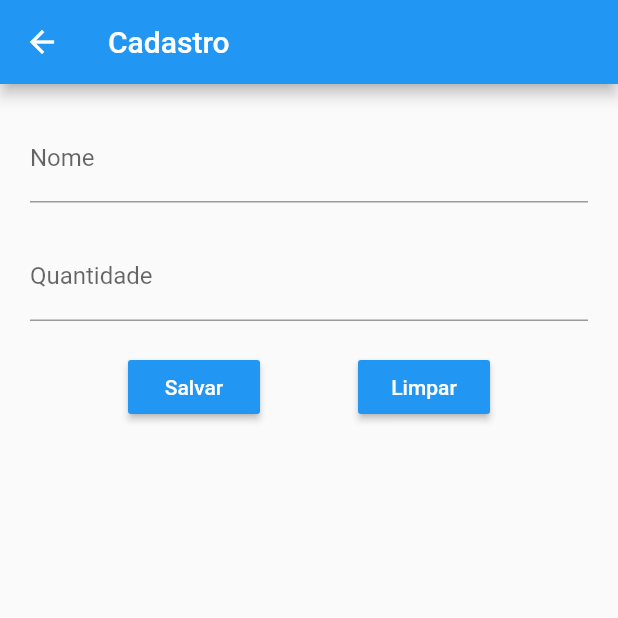
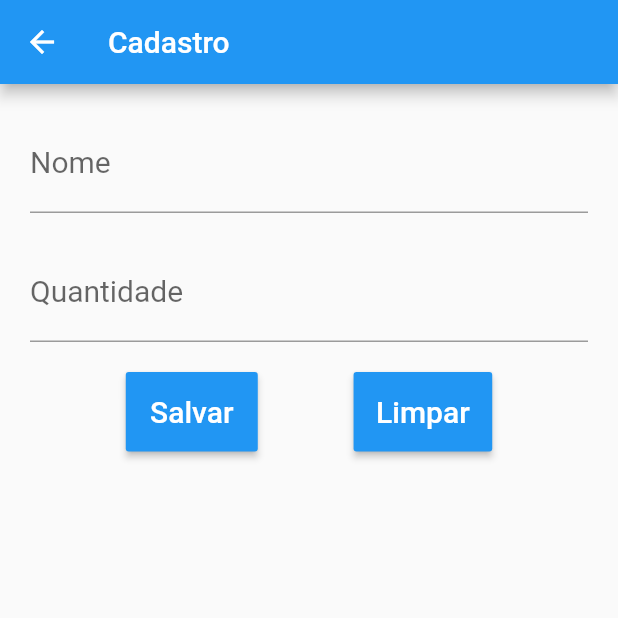
Before and after one commit to otaviohenrique1/lista_produtos, a Flutter app: the screen it shows after launch, after a tap on the "add" icon, on a phone screen of 412 x 824 dp, the top half of it. Run offline on Flutter 3.47's test engine with Material 2 defaults, Android fonts, the phone set to English and light mode, and no system bars; our stand-ins replace flutter_slidable, sqflite; accounts and stored records are empty.

Commit message:
Commit 4 dos arquivos

```diff
--- a/lib/pages/form_page.dart
+++ b/lib/pages/form_page.dart
@@ -36,6 +36,7 @@ class _FormPageState extends State<FormPage> {
                     decoration: InputDecoration(
                       labelText: 'Nome',
                     ),
+                    style: TextStyle(fontSize: 20),
                     // ignore: missing_return
                     validator: (value) {
                       if (value.isEmpty) {
@@ -54,6 +55,7 @@ class _FormPageState extends State<FormPage> {
                     decoration: InputDecoration(
                       labelText: 'Quantidade',
                     ),
+                    style: TextStyle(fontSize: 20),
                     // ignore: missing_return
                     validator: (value) {
                       if (value.isEmpty) {
@@ -69,7 +71,11 @@ class _FormPageState extends State<FormPage> {
                   mainAxisAlignment: MainAxisAlignment.spaceEvenly,
                   children: [
                     RaisedButton(
-                      child: Text('Salvar'),
+                      child: Text(
+                        'Salvar',
+                        style: TextStyle(fontSize: 20),
+                      ),
+                      padding: EdgeInsets.all(15),
                       color: Colors.blue,
                       textColor: Colors.white,
                       onPressed: () {
@@ -82,7 +88,11 @@ class _FormPageState extends State<FormPage> {
                       },
                     ),
                     RaisedButton(
-                      child: Text('Limpar'),
+                      child: Text(
+                        'Limpar',
+                        style: TextStyle(fontSize: 20),
+                      ),
+                      padding: EdgeInsets.all(15),
                       color: Colors.blue,
                       textColor: Colors.white,
                       onPressed: () {
--- a/lib/pages/home_page.dart
+++ b/lib/pages/home_page.dart
@@ -3,6 +3,7 @@ import 'package:sqflite/sqflite.dart';
 import '../utils/connection.dart';
 import './form_page.dart';
 import './lista_produtos.dart';
+import './teste_lista.dart';
 
 class HomePage extends StatefulWidget {
   HomePage({Key key, this.title}) : super(key: key);
@@ -29,7 +30,28 @@ class _HomePageState extends State<HomePage> {
         title: Text(widget.title),
       ),
       body: Column(
+        mainAxisAlignment: MainAxisAlignment.start,
         children: [
+          Padding(
+            padding: EdgeInsets.symmetric(horizontal: 20),
+            child: TextField(
+              decoration: InputDecoration(
+                labelText: 'Busca',
+                icon: Icon(Icons.search),
+              ),
+              style: TextStyle(fontSize: 20),
+            ),
+          ),
+          // RaisedButton(
+          //   child: Text('Teste 1'),
+          //   onPressed: () {
+          //     Navigator.push(
+          //         context,
+          //         MaterialPageRoute(
+          //           builder: (context) => TesteLista(),
+          //         ));
+          //   },
+          // ),
           ListaProdutos(
               produtos: _produtos,
               onChange: () {
```
Also changed, not shown: lib/pages/lista_produtos.dart (+21 -6 lines).
